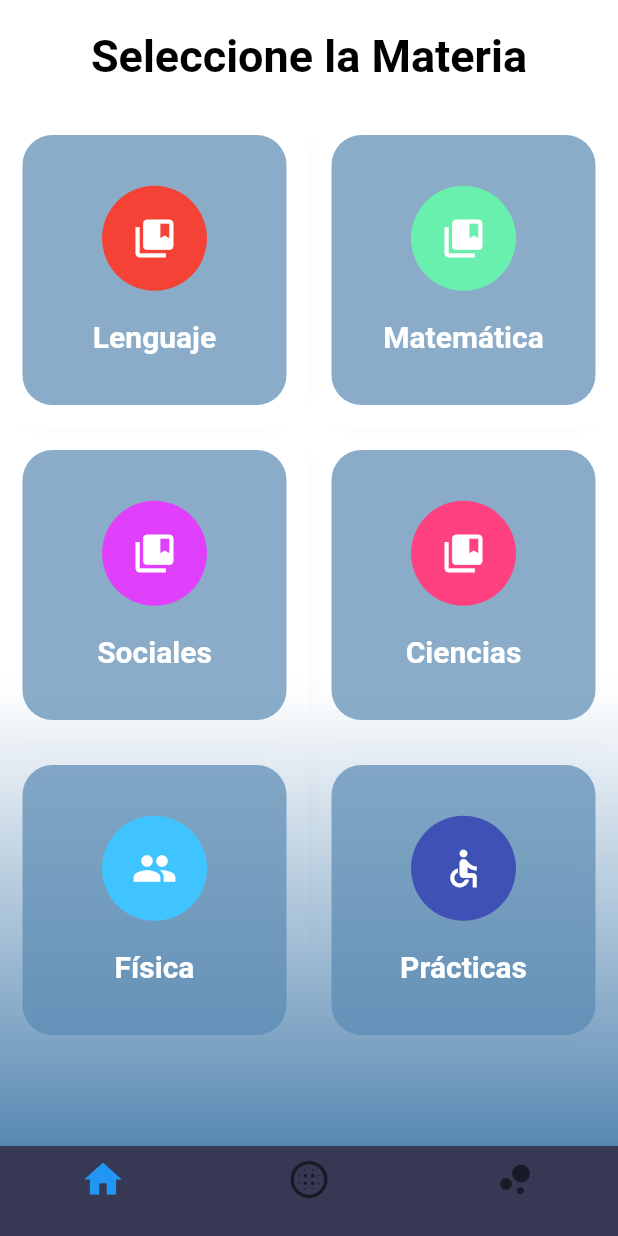
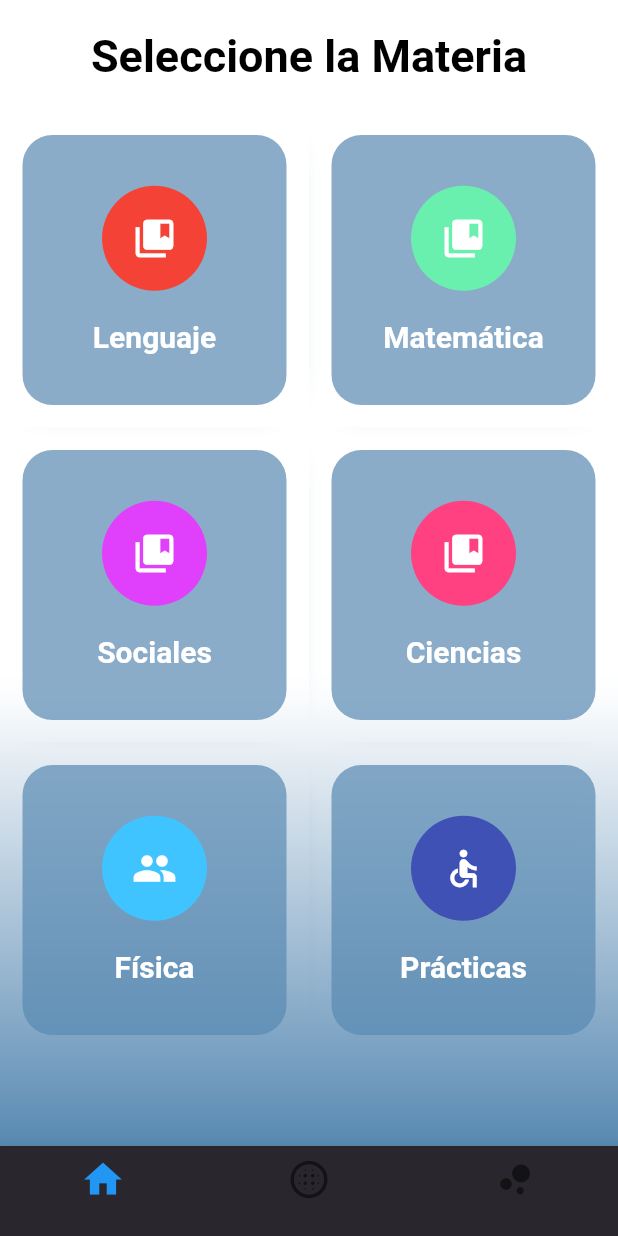
Before and after one commit to JOscarFlo/GestMas, a Flutter app: the HomePage screen opened by its route, after a tap on the "person add" icon, on a phone screen of 412 x 824 dp. Run offline on Flutter 3.47's test engine with Material 2 defaults, Android fonts, the light colour scheme and no system bars; our stand-ins replace flare_flutter.

Commit message:
Modificacion de nombre de paginas

```diff
--- a/lib/homePage.dart
+++ b/lib/homePage.dart
@@ -2,7 +2,7 @@ import 'dart:math';
 import 'dart:ui';
 
 import 'package:flutter/material.dart';
-import 'package:gestmas/materias.dart';
+import 'package:gestmas/materiasPage.dart';
 
 
 class HomePage extends StatelessWidget {
@@ -187,7 +187,7 @@ child: BottomNavigationBar(
 
                       Navigator.push(
                         context,
-                        MaterialPageRoute(builder: (context) => Materias())
+                        MaterialPageRoute(builder: (context) => MateriasPage())
                       );
 
                   },
--- a/lib/materias.dart
+++ b/lib/materiasPage.dart
@@ -2,7 +2,7 @@ import 'package:flutter/material.dart';
 import 'dart:math';
 import 'dart:ui';
 
-class Materias extends StatelessWidget {
+class MateriasPage extends StatelessWidget {
   @override
   Widget build(BuildContext context) {
     return Scaffold(
@@ -84,9 +84,9 @@ class Materias extends StatelessWidget {
   Widget _bottonNavigationBar(BuildContext context){
     return Theme(
       data: Theme.of(context).copyWith(
-        canvasColor: Color.fromRGBO(55, 57, 84, 10),
+        canvasColor: Color.fromRGBO(41, 39, 45, 1.0),
         primaryColor: Colors.lightBlueAccent,
-        textTheme: Theme.of(context).textTheme.copyWith(caption: TextStyle(color: Color.fromRGBO(116, 117, 152, 1.0)))
+        textTheme: Theme.of(context).textTheme.copyWith(caption: TextStyle(color: Color.fromRGBO(255, 255, 255, 1.0)))
       ),
       child: BottomNavigationBar(
         items: [
```
Also changed, not shown: lib/notasPage.dart (renamed from lib/notas.dart).
